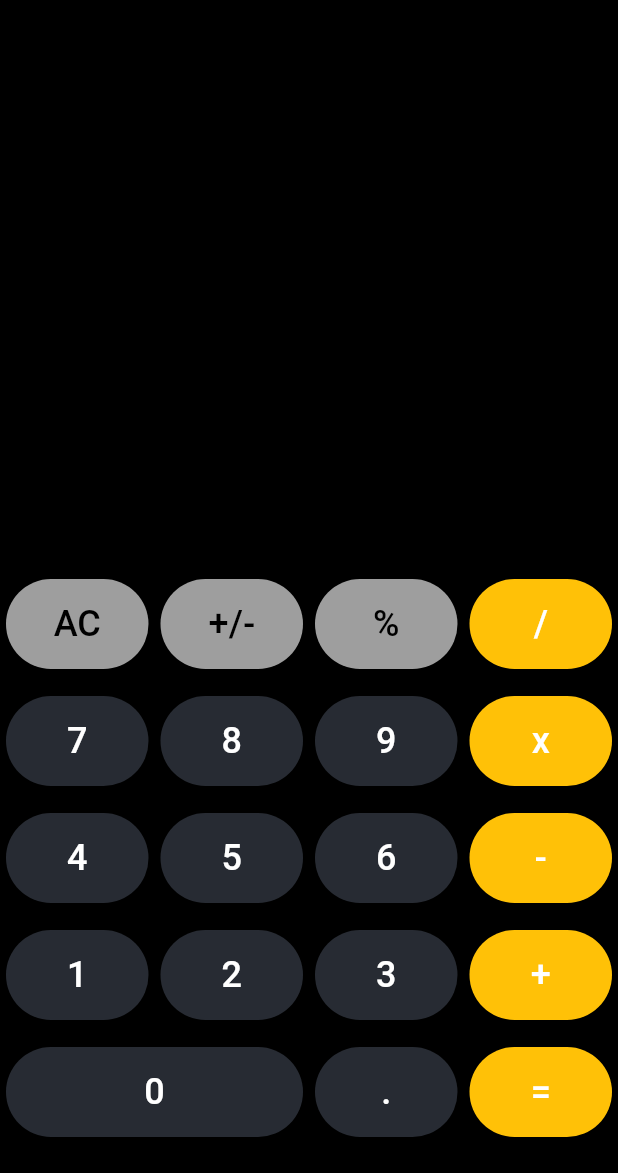
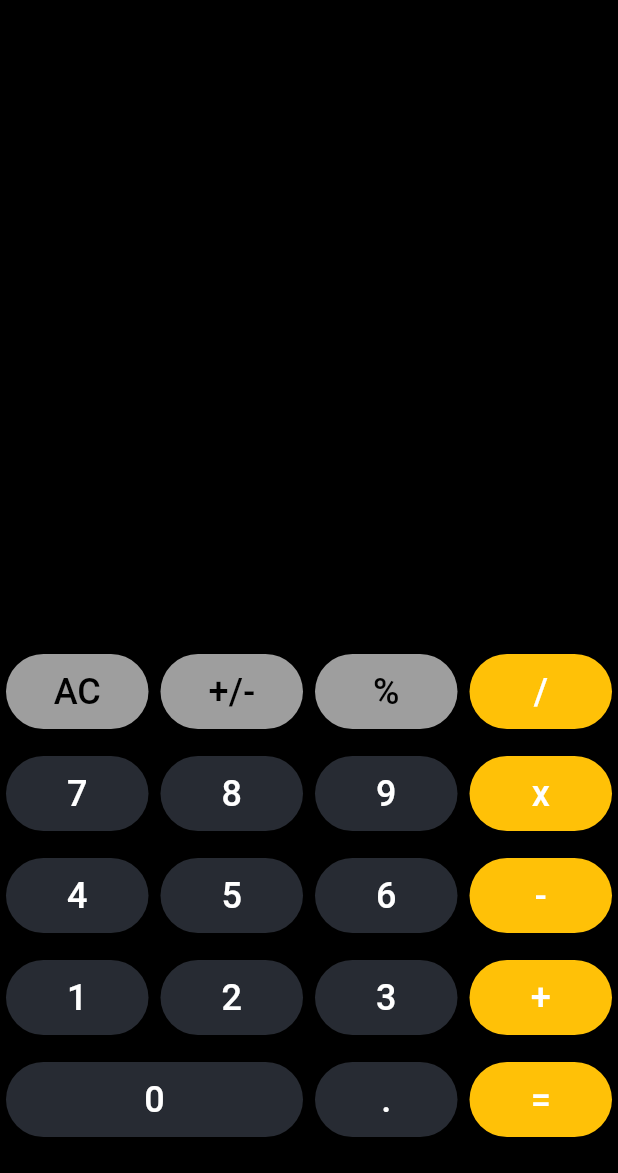
Before and after one commit to Qharny/calculator, a Flutter app: the screen it shows after launch, on a phone screen of 412 x 824 dp, the part 63-1236 px from its top. Run offline on Flutter 3.47's test engine with Material 3 defaults, Android fonts, the phone set to English and light mode, and no system bars.

```diff
--- a/lib/screen/home.dart
+++ b/lib/screen/home.dart
@@ -1,5 +1,5 @@
 import 'package:calculator/constant/colors.dart';
-import 'package:calculator/screen/calcs/scientic.dart';
+import 'package:calculator/screen/calcs/scientific.dart';
 import 'package:calculator/screen/calcs/standard.dart';
 import 'package:flutter/material.dart';
 
--- a/lib/widget/buttons.dart
+++ b/lib/widget/buttons.dart
@@ -16,8 +16,8 @@ class CalculatorButton extends StatelessWidget {
     required this.bgColor,
     required this.textSize,
     required this.callback,
-    this.width = 60, // Default width
-    this.height = 60, // Default height
+    this.width = 70,
+    this.height = 50,
   });
 
   @override
@@ -32,13 +32,20 @@ class CalculatorButton extends StatelessWidget {
           shape: RoundedRectangleBorder(
             borderRadius: BorderRadius.circular(50),
           ),
+          padding: EdgeInsets.zero, // Remove default padding
         ),
         onPressed: () => callback(text),
-        child: Text(
-          text,
-          style: TextStyle(
-            fontSize: textSize,
-            color: textColor,
+        child: Center( // Center the text
+          child: FittedBox( // Use FittedBox to scale text if needed
+            fit: BoxFit.scaleDown,
+            child: Text(
+              text,
+              style: TextStyle(
+                fontSize: textSize,
+                color: textColor,
+              ),
+              textAlign: TextAlign.center, // Ensure text is centered
+            ),
           ),
         ),
       ),
```
Also changed, not shown: lib/screen/calcs/scientific.dart (renamed from lib/screen/calcs/scientic.dart).
